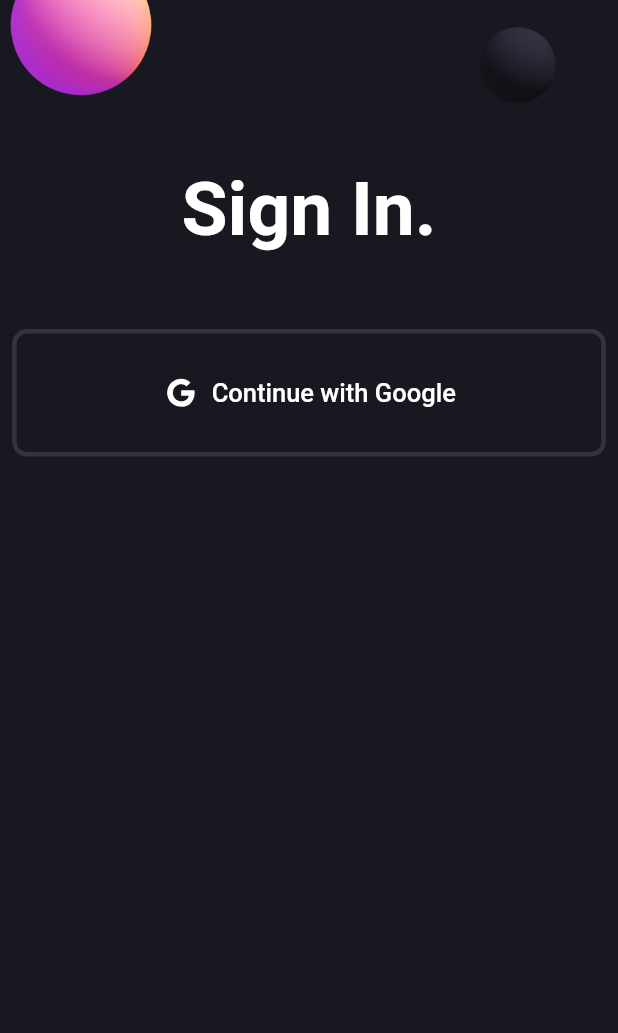
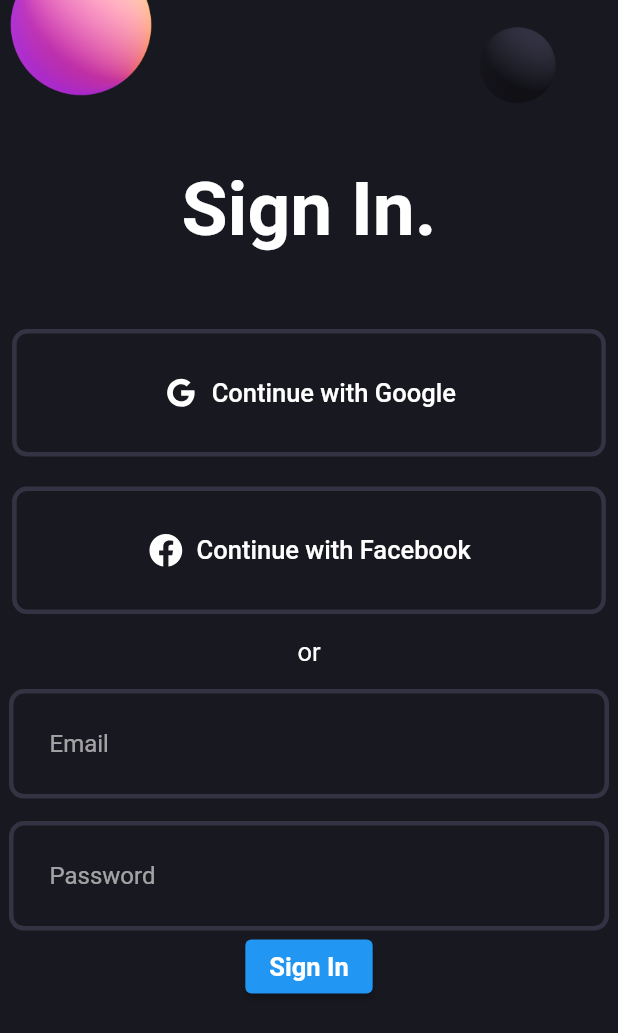
Before and after one commit to KCMicheal/flutter_responsive_login_ui, a Flutter app: the screen it shows after launch, on a phone screen of 412 x 824 dp. Shown: the top 1033 px of the screen. Run offline on Flutter 3.47's test engine with Material 2 defaults, Android fonts, the phone set to English and light mode, and no system bars; our stand-ins replace flutter_svg.

Commit message:
perf: added input fields

```diff
--- a/lib/login_screen.dart
+++ b/lib/login_screen.dart
@@ -1,4 +1,6 @@
 import 'package:flutter/material.dart';
+import 'package:flutter_responsive_login_ui/widgets/gradient_button.dart';
+import 'package:flutter_responsive_login_ui/widgets/login_field.dart';
 import 'package:flutter_responsive_login_ui/widgets/social_button.dart';
 
 class LoginScreen extends StatelessWidget {
@@ -19,7 +21,25 @@ const LoginScreen({ Key? key }) : super(key: key);
                 ),
               ),
               const SizedBox(height: 50,),
-              const SocialButton(iconPath: 'assets/svgs/g_logo.svg', label: 'Continue with Google'),
+              const SocialButton(iconPath: 'assets/svgs/g_logo.svg', label: 'Continue with Google',),
+              const SizedBox(height: 20,),
+              const SocialButton(iconPath: 'assets/svgs/f_logo.svg', label: 'Continue with Facebook', horizontalPadding: 90,),
+              const SizedBox(height: 15,),
+              const Text(
+                'or',
+                style: TextStyle(
+                  fontSize: 17,
+                ),
+              ),
+              const SizedBox(height: 15,),
+              const LoginField(
+                hintText: 'Email',
+              ),
+              const SizedBox(height: 15,),
+              const LoginField(
+                hintText: 'Password',
+              ),
+              const GradientButton(),
             ],
           ) ,
         )
--- /dev/null
+++ b/lib/widgets/gradient_button.dart
@@ -0,0 +1,19 @@
+import 'package:flutter/material.dart';
+
+class GradientButton extends StatelessWidget {
+const GradientButton({ Key? key }) : super(key: key);
+
+  @override
+  Widget build(BuildContext context){
+    return ElevatedButton(
+      onPressed: () {},
+      child: const Text(
+        'Sign In',
+        style: TextStyle(
+          fontWeight: FontWeight.w600,
+          fontSize: 17
+        ),
+      ),
+    );
+  }
+}
--- /dev/null
+++ b/lib/widgets/login_field.dart
@@ -0,0 +1,36 @@
+import 'package:flutter/material.dart';
+import 'package:flutter_responsive_login_ui/pallete.dart';
+
+class LoginField extends StatelessWidget {
+  final String hintText;
+const LoginField({ Key? key, required this.hintText }) : super(key: key);
+
+  @override
+  Widget build(BuildContext context){
+    return ConstrainedBox(
+      constraints: const BoxConstraints(
+        maxWidth: 400,
+      ),
+      child: TextFormField(
+        decoration:  InputDecoration(
+          contentPadding: const EdgeInsets.all(27),
+          enabledBorder: OutlineInputBorder(
+            borderSide: const BorderSide(
+              color: Pallete.borderColor,
+              width: 3,
+            ),
+            borderRadius: BorderRadius.circular(10),
+          ),
+          focusedBorder: OutlineInputBorder(
+            borderSide: const BorderSide(
+              color: Pallete.gradient2,
+              width: 3,
+            ),
+            borderRadius: BorderRadius.circular(10),
+          ),
+          hintText: hintText
+        ),
+      ),
+    );
+  }
+}
--- a/lib/widgets/social_button.dart
+++ b/lib/widgets/social_button.dart
@@ -5,7 +5,8 @@ import 'package:flutter_svg/flutter_svg.dart';
 class SocialButton extends StatelessWidget {
   final String iconPath;
   final String label;
-const SocialButton({ Key? key, required this.iconPath, required this.label }) : super(key: key);
+  final double horizontalPadding;
+const SocialButton({ Key? key, required this.iconPath, required this.label, this.horizontalPadding = 100 }) : super(key: key);
 
   @override
   Widget build(BuildContext context){
@@ -22,7 +23,7 @@ const SocialButton({ Key? key, required this.iconPath, required this.label }) :
         ),
       ),
       style: TextButton.styleFrom(
-        padding: const EdgeInsets.symmetric(vertical: 30, horizontal: 100),
+        padding:  EdgeInsets.symmetric(vertical: 30, horizontal: horizontalPadding),
         shape: RoundedRectangleBorder(
           side: const BorderSide(
             color: Pallete.borderColor,
```
